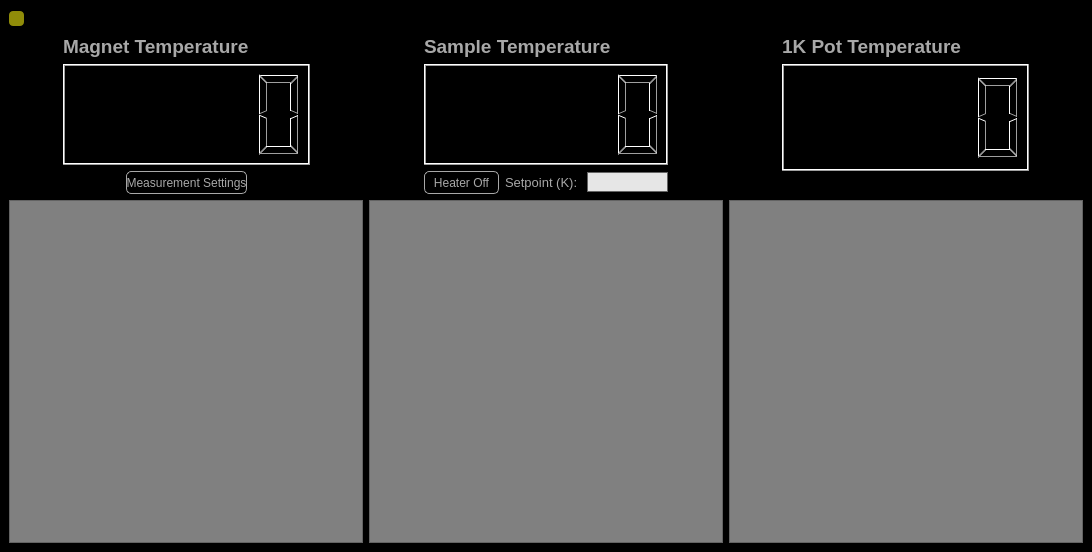
Before: the Qt Designer form Scanner GUI/TemperatureControl/TemperatureControl.ui in afylab/nanoSQUID-Scanning-Software, drawn with Qt 5.
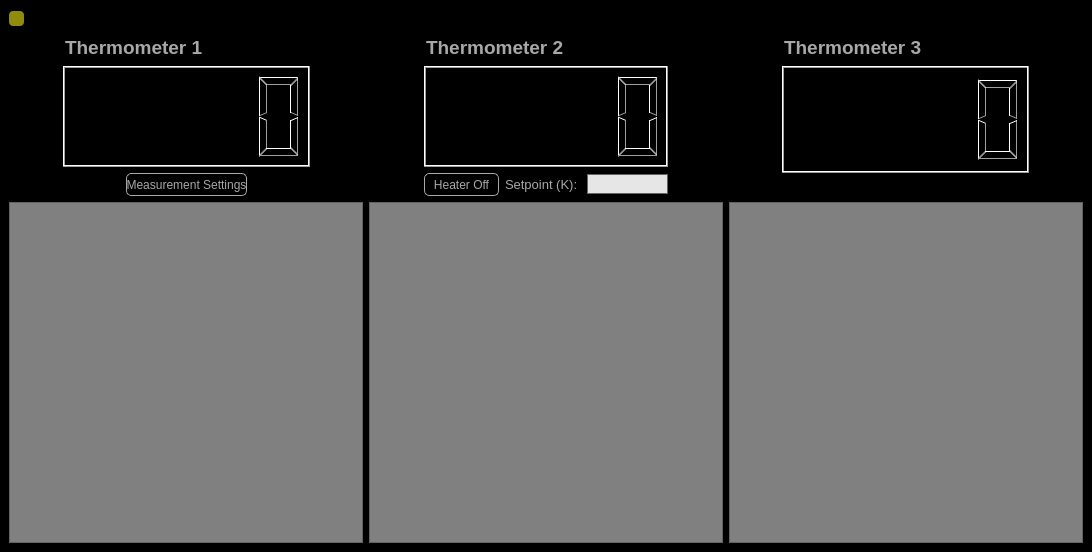
After: the same form once the commit is applied. Icons and pictures are not drawn.

What changed in the file:
```diff
--- a/Scanner GUI/TemperatureControl/TemperatureControl.ui
+++ b/Scanner GUI/TemperatureControl/TemperatureControl.ui
@@ -156,7 +156,7 @@
       <item>
        <layout class="QVBoxLayout" name="verticalLayout" stretch="0,1,0">
         <item>
-         <widget class="QLabel" name="label">
+         <widget class="QLineEdit" name="lineEdit_therm1">
           <property name="font">
            <font>
             <pointsize>14</pointsize>
@@ -164,8 +164,15 @@
             <bold>true</bold>
            </font>
           </property>
+          <property name="styleSheet">
+           <string notr="true">#lineEdit_therm1{
+background: black;
+border: none;
+color: rgb(168,168,168)
+}</string>
+          </property>
           <property name="text">
-           <string>Magnet Temperature</string>
+           <string>Thermometer 1</string>
           </property>
          </widget>
         </item>
@@ -233,7 +240,7 @@
       <item>
        <layout class="QVBoxLayout" name="verticalLayout_2" stretch="0,1,0">
         <item>
-         <widget class="QLabel" name="label_2">
+         <widget class="QLineEdit" name="lineEdit_therm2">
           <property name="font">
            <font>
             <pointsize>14</pointsize>
@@ -241,8 +248,15 @@
             <bold>true</bold>
            </font>
           </property>
+          <property name="styleSheet">
+           <string notr="true">#lineEdit_therm2{
+background: black;
+border: none;
+color: rgb(168,168,168)
+}</string>
+          </property>
           <property name="text">
-           <string>Sample Temperature</string>
+           <string>Thermometer 2</string>
           </property>
          </widget>
         </item>
@@ -344,7 +358,7 @@
       <item>
        <layout class="QVBoxLayout" name="verticalLayout_4" stretch="0,1,0">
         <item>
-         <widget class="QLabel" name="label_4">
+         <widget class="QLineEdit" name="lineEdit_therm3">
           <property name="font">
            <font>
             <pointsize>14</pointsize>
@@ -352,8 +366,15 @@
             <bold>true</bold>
            </font>
           </property>
+          <property name="styleSheet">
+           <string notr="true">#lineEdit_therm3{
+background: black;
+border: none;
+color: rgb(168,168,168)
+}</string>
+          </property>
           <property name="text">
-           <string>1K Pot Temperature</string>
+           <string>Thermometer 3</string>
           </property>
          </widget>
         </item>
```
Left out of the diff: 2 changed lines with no effect on the pictures.
